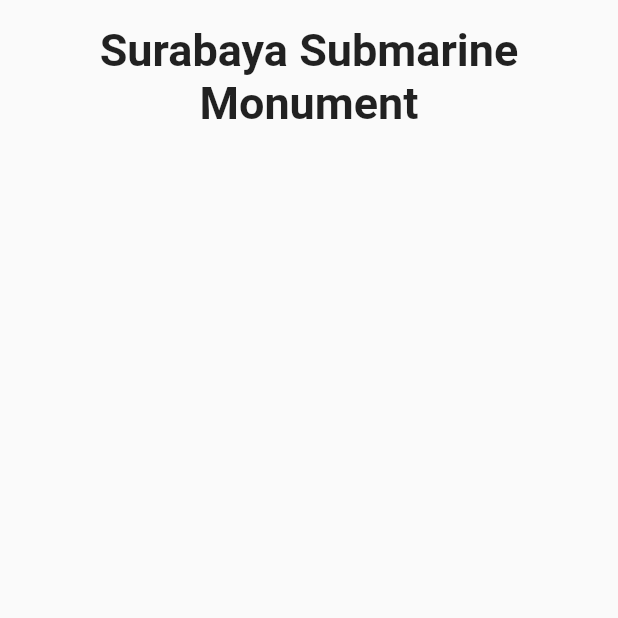
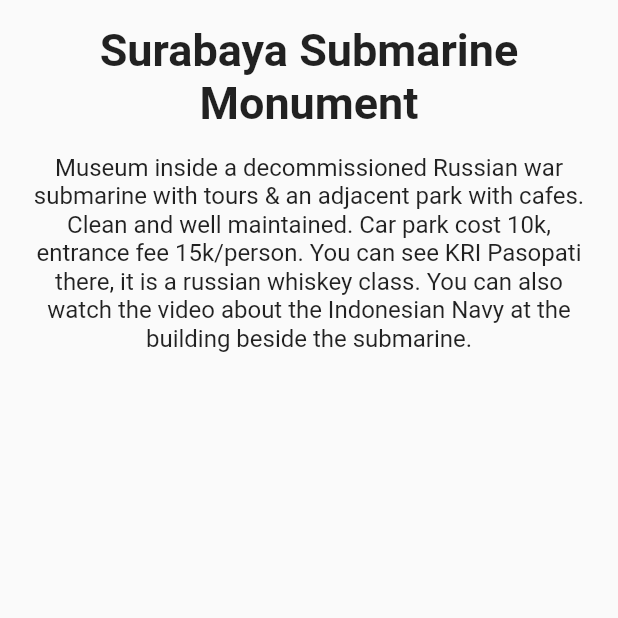
Before and after one commit to milhamap/WPPB-3, a Flutter app: the screen it shows after launch, on a phone screen of 412 x 824 dp, the top half of it. Run offline on Flutter 3.47's test engine with Material 2 defaults, Android fonts, the phone set to English and light mode, and no system bars.

Commit message:
Fix Percobaan 2

```diff
--- a/lib/main.dart
+++ b/lib/main.dart
@@ -36,6 +36,14 @@ class DetailScreen extends StatelessWidget {
                   fontWeight: FontWeight.bold
                 ),
               ),
+            ),
+            Container(
+              padding: const EdgeInsets.all(16.0),
+              child: const Text(
+                'Museum inside a decommissioned Russian war submarine with tours & an adjacent park with cafes. Clean and well maintained. Car park cost 10k, entrance fee 15k/person. You can see KRI Pasopati there, it is a russian whiskey class. You can also watch the video about the Indonesian Navy at the building beside the submarine.',
+                textAlign: TextAlign.center,
+                style: TextStyle(fontSize: 16.0),
+              ),
             )
           ],
         ),
```
